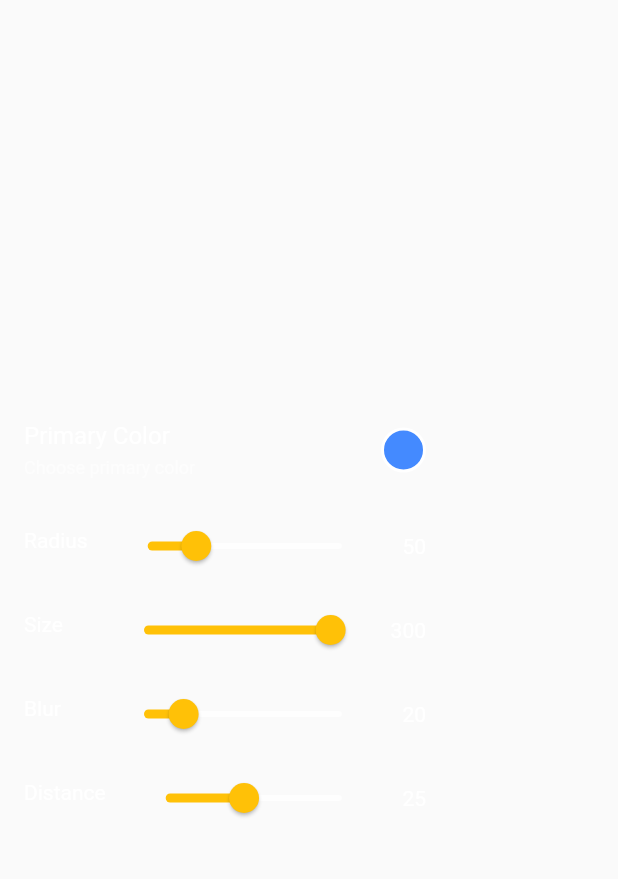
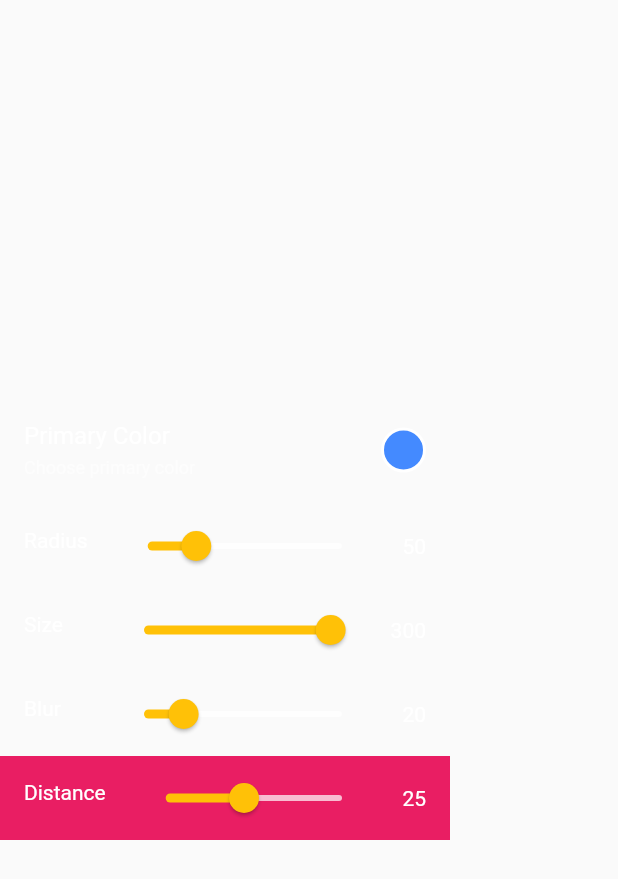
Before and after one commit to xrr2016/neumorphism, a Flutter app: the StylesController widget shown alone on an empty page, opened directly, on a phone screen of 412 x 824 dp. Shown: the top 879 px of the screen. Run offline on Flutter 3.47's test engine with Material 2 defaults, Android fonts, the phone set to English and light mode, and no system bars; our stand-ins replace flutter_highlight.

Commit message:
feat: change code

```diff
--- a/lib/home/widgets/styles_controller.dart
+++ b/lib/home/widgets/styles_controller.dart
@@ -149,7 +149,9 @@ class _StylesControllerState extends State<StylesController> {
                 style: TextStyle(color: Colors.white),
               ),
             ),
-            ListTile(
+            Container(
+              color: Colors.pink,
+              child: ListTile(
                 leading: Text(
                   'Distance',
                   style: TextStyle(color: Colors.white),
@@ -168,6 +170,7 @@ class _StylesControllerState extends State<StylesController> {
                   style: TextStyle(color: Colors.white),
                 ),
               ),
+            ),
             // Slider(
             //   min: 0.01,
             //   max: 1.0,
```
Also changed, not shown: lib/home/home_page.dart (+7 -0 lines), lib/state/app_state_provider.dart (+10 -19 lines). Lines whose indentation alone changed are shown as unchanged.
